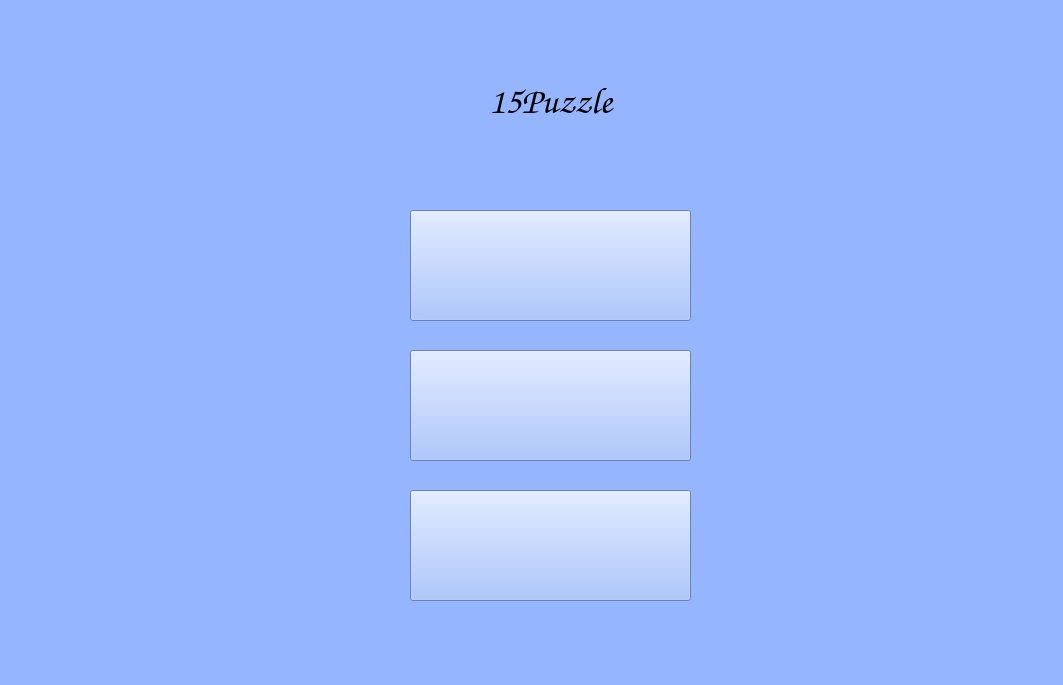
This is StartScreen.ui in sevaphasol/15Puzzle as Qt 5 draws it before an edit. The edited form follows.
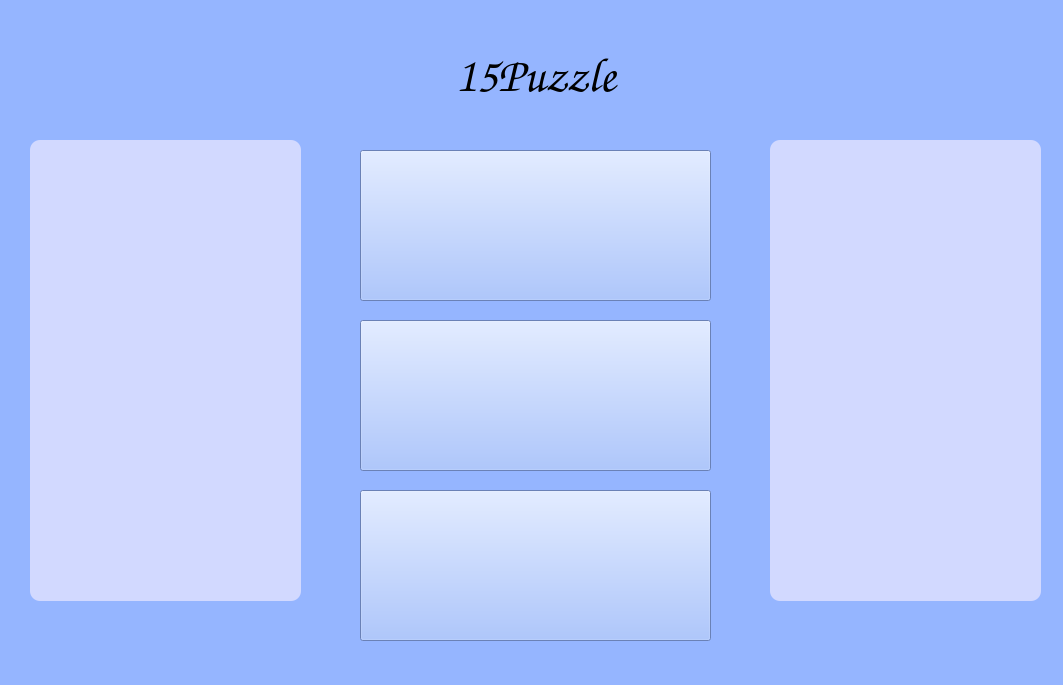
This is the edited form.

Commit message: start screen

Diff of the .ui file:
```diff
--- a/StartScreen.ui
+++ b/StartScreen.ui
@@ -20,9 +20,9 @@
    <widget class="QLabel" name="background_label">
     <property name="geometry">
      <rect>
-      <x>-20</x>
-      <y>-36</y>
-      <width>1091</width>
+      <x>-40</x>
+      <y>-30</y>
+      <width>1111</width>
       <height>741</height>
      </rect>
     </property>
@@ -36,16 +36,16 @@
    <widget class="QLabel" name="heading_label">
     <property name="geometry">
      <rect>
-      <x>410</x>
-      <y>30</y>
-      <width>281</width>
-      <height>141</height>
+      <x>270</x>
+      <y>10</y>
+      <width>531</width>
+      <height>131</height>
      </rect>
     </property>
     <property name="font">
      <font>
       <family>Comic Sans MS</family>
-      <pointsize>28</pointsize>
+      <pointsize>36</pointsize>
      </font>
     </property>
     <property name="text">
@@ -58,10 +58,10 @@
    <widget class="QPushButton" name="new_game_btn">
     <property name="geometry">
      <rect>
-      <x>410</x>
-      <y>210</y>
-      <width>281</width>
-      <height>111</height>
+      <x>360</x>
+      <y>150</y>
+      <width>351</width>
+      <height>151</height>
      </rect>
     </property>
     <property name="text">
@@ -71,10 +71,10 @@
    <widget class="QPushButton" name="resume_game_btn">
     <property name="geometry">
      <rect>
-      <x>410</x>
-      <y>350</y>
-      <width>281</width>
-      <height>111</height>
+      <x>360</x>
+      <y>320</y>
+      <width>351</width>
+      <height>151</height>
      </rect>
     </property>
     <property name="text">
@@ -84,16 +84,51 @@
    <widget class="QPushButton" name="settings_btn">
     <property name="geometry">
      <rect>
-      <x>410</x>
+      <x>360</x>
       <y>490</y>
-      <width>281</width>
-      <height>111</height>
+      <width>351</width>
+      <height>151</height>
      </rect>
     </property>
     <property name="text">
      <string/>
     </property>
    </widget>
+   <widget class="QLabel" name="label_gif1">
+    <property name="geometry">
+     <rect>
+      <x>30</x>
+      <y>140</y>
+      <width>271</width>
+      <height>461</height>
+     </rect>
+    </property>
+    <property name="styleSheet">
+     <string notr="true">background-color: rgb(210, 217, 255);
+border-radius: 10px;</string>
+    </property>
+    <property name="text">
+     <string/>
+    </property>
+   </widget>
+   <widget class="QLabel" name="label_gif2">
+    <property name="geometry">
+     <rect>
+      <x>770</x>
+      <y>140</y>
+      <width>271</width>
+      <height>461</height>
+     </rect>
+    </property>
+    <property name="styleSheet">
+     <string notr="true">background-color: rgb(210, 217, 255);
+border-radius: 10px;
+</string>
+    </property>
+    <property name="text">
+     <string/>
+    </property>
+   </widget>
   </widget>
  </widget>
  <resources/>
```
The commit also changes 14 other files.
